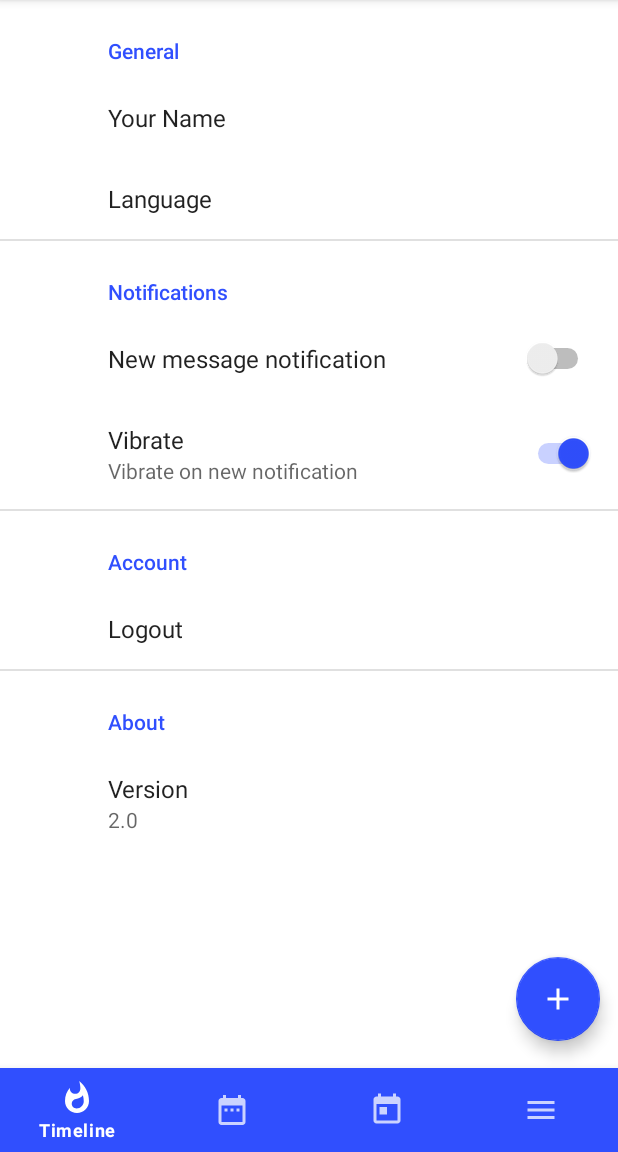
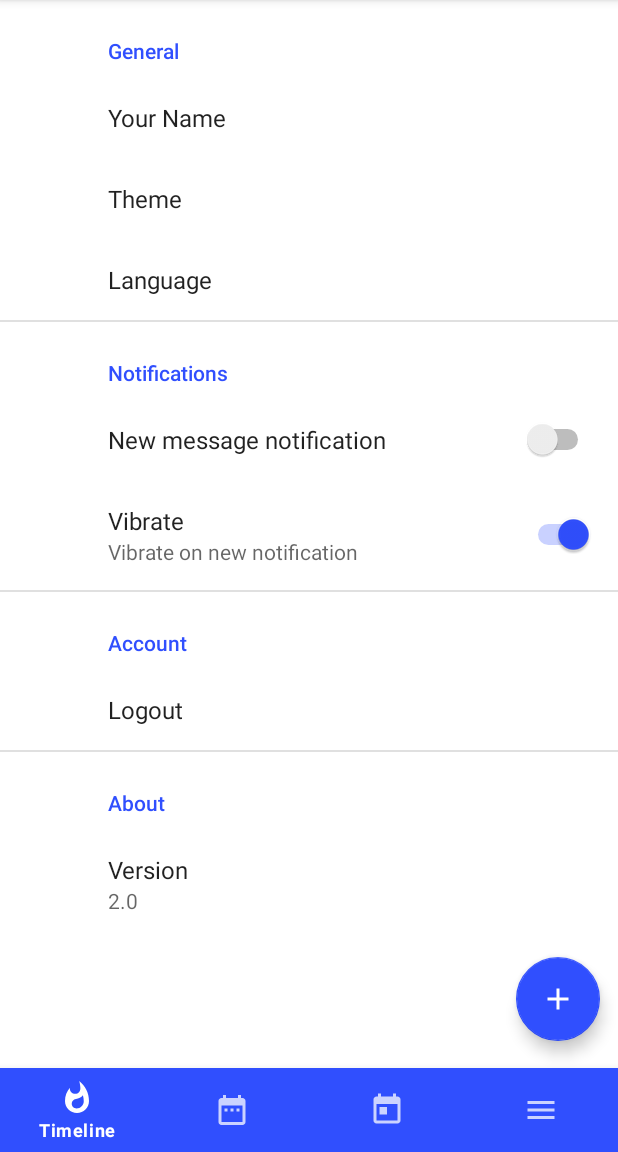
Before and after one commit to Holofox/android-anicoubs, an Android app: the fragment SettingsFragment placed in its activity, on a phone screen of 412 x 824 dp, the part 84-1236 px from its top. Run offline under Robolectric (Android 15) with nearby library versions, the phone set to English and light mode, and no system bars; our stand-ins replace androidx.preference, data binding, navigation-ui; libraries missing offline, so code that uses them is left out: com.afollestad.materialdialogs, com.vk.api, org.kodein.di; 6 statements that could not run were skipped.

Commit message:
Add select theme preferences

```diff
--- a/app/src/main/java/ru/holofox/anicoubs/ui/settings/SettingsFragment.kt
+++ b/app/src/main/java/ru/holofox/anicoubs/ui/settings/SettingsFragment.kt
@@ -57,6 +57,7 @@ class SettingsFragment : PreferenceFragmentCompat() {
          */
 
         bindPreferenceSummaryToValue(requirePreference(getString(R.string.pref_key_name)))
+        bindPreferenceSummaryToValue(requirePreference(getString(R.string.pref_key_theme)))
         bindPreferenceSummaryToValue(requirePreference(getString(R.string.pref_key_language)))
     }
 
--- a/app/src/main/res/values/strings.xml
+++ b/app/src/main/res/values/strings.xml
@@ -24,6 +24,20 @@
         <item>RU</item>
     </string-array>
 
+    <!-- List themes -->
+    <string-array name="settings_list_preference_themes_titles">
+        <item>Light</item>
+        <item>Dark</item>
+        <item>Automatic</item>
+    </string-array>
+
+    <!-- List themes values -->
+    <string-array name="settings_list_preference_themes_values">
+        <item>LIGHT</item>
+        <item>DARK</item>
+        <item>AUTO</item>
+    </string-array>
+
     <!-- General settings -->
     <string name="pref_header_general">General</string>
     <string name="pref_header_notifications">Notifications</string>
@@ -31,6 +45,10 @@
     <string name="pref_header_account">Account</string>
 
     <string name="pref_title_your_name">Your Name</string>
+    <string name="pref_title_select_theme">Select theme</string>
+    <string name="pref_title_theme">Theme</string>
+    <string name="pref_title_select_language">Select language</string>
+    <string name="pref_title_language">Language</string>
     <string name="pref_title_new_notification_sound">New message notification</string>
     <string name="pref_title_ringtone">Ringtone</string>
     <string name="pref_title_vibrate">Vibrate</string>
@@ -38,6 +56,7 @@
     <string name="pref_title_logout">Logout</string>
 
     <string name="pref_key_name">key_name</string>
+    <string name="pref_key_theme">key_theme</string>
     <string name="pref_key_language">key_language</string>
     <string name="pref_key_logout">key_logout</string>
     <string name="pref_key_about">key_about</string>
@@ -48,8 +67,12 @@
 
     <string name="pref_key_notifications_vibrate">key_vibrate</string>
 
-    <string name="pref_summary_user">Guest</string>
-    <string name="pref_summary_language">EN</string>
+    <string name="pref_default_value_user">Guest</string>
+    <string name="pref_default_value_theme">Light</string>
+    <string name="pref_default_value_language">EN</string>
+
+    <string name="pref_summary_theme">Click to select theme</string>
+    <string name="pref_summary_language">Click to select language</string>
     <string name="pref_summary_choose_ringtone">Choose notification sound</string>
     <string name="pref_summary_vibrate">Vibrate on new notification</string>
 
--- a/app/src/main/res/xml/preferences.xml
+++ b/app/src/main/res/xml/preferences.xml
@@ -3,19 +3,28 @@
 
     <PreferenceCategory android:title="@string/pref_header_general">
         <EditTextPreference
-                android:defaultValue="@string/pref_summary_user"
+                android:defaultValue="@string/pref_default_value_user"
                 android:key="@string/pref_key_name"
-                android:summary="@string/pref_summary_user"
+                android:summary="@string/pref_default_value_user"
                 android:title="@string/pref_title_your_name" />
 
         <ListPreference
-                android:defaultValue="@string/pref_summary_language"
-                android:dialogTitle="Select language"
+                android:defaultValue="@string/pref_default_value_theme"
+                android:dialogTitle="@string/pref_title_select_theme"
+                android:entries="@array/settings_list_preference_themes_titles"
+                android:entryValues="@array/settings_list_preference_themes_values"
+                android:key="@string/pref_key_theme"
+                android:summary="@string/pref_summary_theme"
+                android:title="@string/pref_title_theme" />
+
+        <ListPreference
+                android:defaultValue="@string/pref_default_value_language"
+                android:dialogTitle="@string/pref_title_select_language"
                 android:entries="@array/settings_list_preference_languages_titles"
                 android:entryValues="@array/settings_list_preference_languages_values"
                 android:key="@string/pref_key_language"
-                android:summary="Click to select language"
-                android:title="Language" />
+                android:summary="@string/pref_summary_language"
+                android:title="@string/pref_title_language" />
 
     </PreferenceCategory>
 
```
